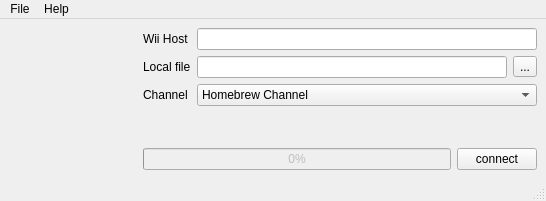
dev-0x7C6/qwiiload, file c++/forms/mainform.ui: the form before one commit.
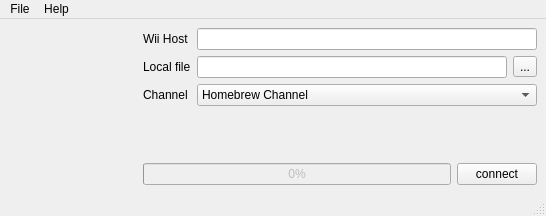
The form after the commit. Icons and pictures are not drawn.

What changed in the file:
```diff
--- a/c++/forms/mainform.ui
+++ b/c++/forms/mainform.ui
@@ -6,7 +6,7 @@
     <x>0</x>
     <y>0</y>
     <width>546</width>
-    <height>201</height>
+    <height>216</height>
    </rect>
   </property>
   <property name="windowTitle" >
```
Left out of the diff: 13 changed lines with no effect on the pictures.
